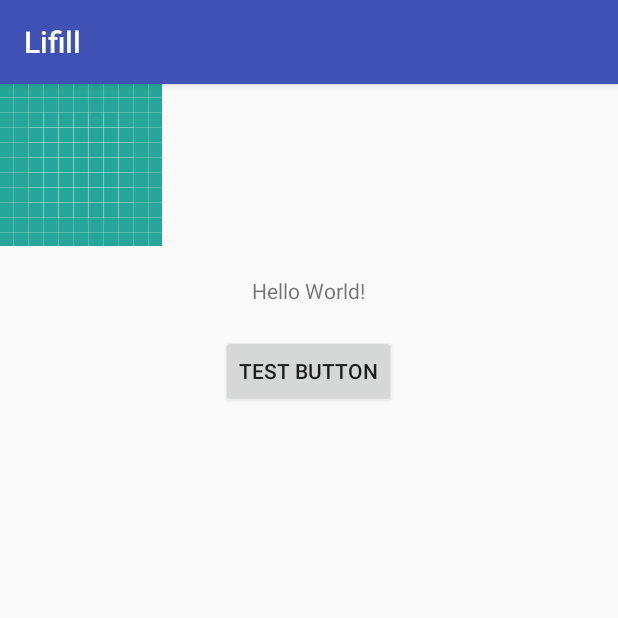
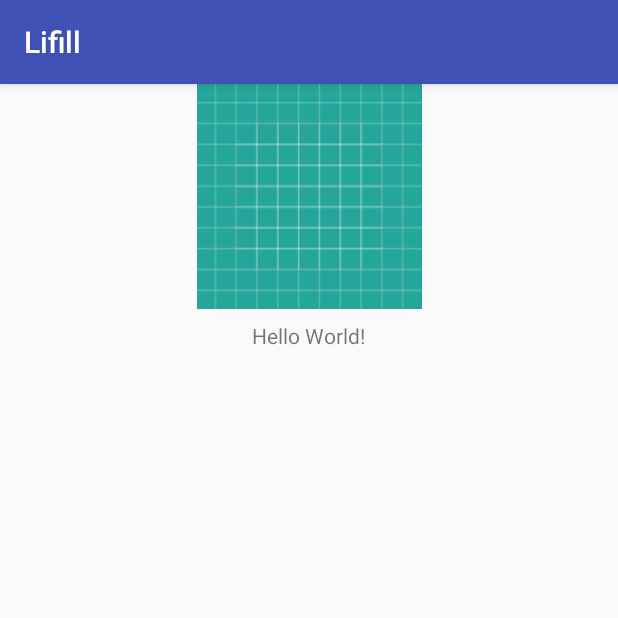
Before and after one commit to jacekngo/LIFILL, an Android app: the screen it shows after launch (MainActivity), on a phone screen of 412 x 824 dp, the top half of it. Run offline under Robolectric (Android 15) with nearby library versions, the phone set to English and light mode, and no system bars; our stand-ins replace ButterKnife.

```diff
--- a/app/src/main/java/com/example/jacek/lifill/MainActivity.java
+++ b/app/src/main/java/com/example/jacek/lifill/MainActivity.java
@@ -23,11 +23,12 @@ import butterknife.OnClick;
 public class MainActivity extends AppCompatActivity {
 
     private RecyclerView.LayoutManager layoutManager;
+    @BindView(R.id.recycler_view)
     RecyclerView recyclerView;
     Context context;
     private Place currentLocation;
     private Integer counter;
-List<ProductDto> listOfProducts;
+    List<ProductDto> listOfProducts;
     @BindView(R.id.tv_location)
     protected TextView locationTv;
     Adapter adapter;
@@ -37,15 +38,13 @@ List<ProductDto> listOfProducts;
         super.onCreate(savedInstanceState);
         setContentView(R.layout.activity_main);
         ButterKnife.bind(this);
-recyclerView = new RecyclerView(this);
-//        recyclerView.setLayoutManager(new LinearLayoutManager(this));
         layoutManager = new LinearLayoutManager(this);
         recyclerView.setLayoutManager(layoutManager);
-//        Adapter adapter = new Adapter(n);
         listOfProducts = new ArrayList<>();
         adapter = new Adapter(listOfProducts);
         recyclerView.setAdapter(adapter);
     }
+
 
 
     @OnClick(R.id.bt_test)
@@ -57,21 +56,21 @@ recyclerView = new RecyclerView(this);
         }
         Place[] allLocations = Place.values();
 
-        if (counter>=allLocations.length) {
-            counter=0;}
+        if (counter >= allLocations.length) {
+            counter = 0;
+        }
         onChangeLocation(allLocations[counter]);
     }
 
 
-
-    protected void onChangeLocation (Place sensorInfo){
-        if (sensorInfo==null){
+    protected void onChangeLocation(Place sensorInfo) {
+        if (sensorInfo == null) {
             Log.e("Location", "no location data received");
             // TODO function to check if user leaved home (check wifi or gps info)
         }
 
-        if (sensorInfo.equals(currentLocation)){
-            Log.e("Location", "received sensor info match current location " + sensorInfo );
+        if (sensorInfo.equals(currentLocation)) {
+            Log.e("Location", "received sensor info match current location " + sensorInfo);
             return;
         }
 
@@ -80,9 +79,10 @@ recyclerView = new RecyclerView(this);
 
         FakeDataProvider dataToDisplay = new FakeDataProvider(currentLocation);
         dataToDisplay.init();
-       listOfProducts = dataToDisplay.getProducts();
-//        recyclerView.setAdapter(adapter);
+        listOfProducts = dataToDisplay.getProducts();
+        adapter = new Adapter(listOfProducts);
         adapter.notifyDataSetChanged();
+        recyclerView.setAdapter(adapter);
 
 
 
--- a/app/src/main/res/layout/activity_main.xml
+++ b/app/src/main/res/layout/activity_main.xml
@@ -6,25 +6,18 @@
     android:orientation="vertical"
     tools:context="com.example.jacek.lifill.MainActivity">
 <ImageView
-    android:layout_width="wrap_content"
-    android:layout_height="wrap_content"
+    android:id="@+id/bt_test"
+    android:layout_width="match_parent"
+    android:layout_height="150dp"
     android:src="@drawable/ic_launcher_background"/>
-
 
     <TextView
         android:id="@+id/tv_location"
         android:layout_width="wrap_content"
         android:layout_height="wrap_content"
         android:layout_gravity="center"
-        android:paddingBottom="20dp"
-        android:paddingTop="20dp"
+        android:paddingTop="8dp"
         android:text="Hello World!" />
-    <Button
-        android:id="@+id/bt_test"
-        android:layout_width="wrap_content"
-        android:layout_height="wrap_content"
-        android:layout_gravity="center"
-        android:text="test button" />
 
     <FrameLayout
         android:id="@+id/container"
--- a/app/src/main/res/layout/item.xml
+++ b/app/src/main/res/layout/item.xml
@@ -4,7 +4,8 @@
     android:layout_width="wrap_content"
     android:layout_height="wrap_content"
     android:orientation="horizontal"
-    android:padding="8dp">
+    android:paddingLeft="8dp"
+    android:paddingRight="8dp">
 
     <ImageView
         android:id="@+id/item_image"
```
Also changed, not shown: app/src/main/java/com/example/jacek/lifill/Providers/FakeDataProvider.java (+4 -4 lines).
